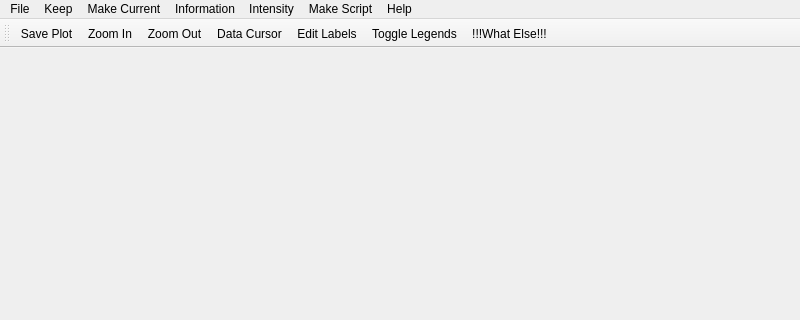
First picture: the form in plotting/plot_window/plot_window.ui, repository mantidproject/mslice, before the edit; both pictures show x 0 to 800 and y 0 to 320 of the 800 by 591 pixel window.
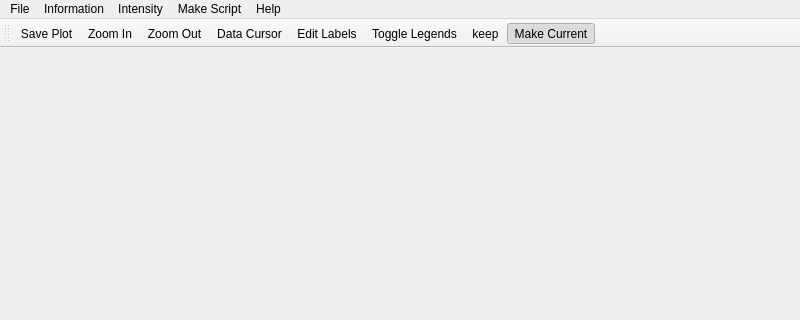
Second picture: the form after the edit.

Commit message: Implemented data cursor

```diff
--- a/plotting/plot_window/plot_window.ui
+++ b/plotting/plot_window/plot_window.ui
@@ -28,19 +28,6 @@
      <string>File</string>
     </property>
    </widget>
-   <widget class="QMenu" name="menuKeep">
-    <property name="title">
-     <string>Keep</string>
-    </property>
-   </widget>
-   <widget class="QMenu" name="menuMakeCurrent">
-    <property name="enabled">
-     <bool>true</bool>
-    </property>
-    <property name="title">
-     <string>Make Current</string>
-    </property>
-   </widget>
    <widget class="QMenu" name="menuInformation">
     <property name="title">
      <string>Information</string>
@@ -64,8 +51,6 @@
     </property>
    </widget>
    <addaction name="menuFile"/>
-   <addaction name="menuKeep"/>
-   <addaction name="menuMakeCurrent"/>
    <addaction name="menuInformation"/>
    <addaction name="menuIntensity"/>
    <addaction name="menuMake_Script"/>
@@ -85,10 +70,11 @@
    <addaction name="action_save_image"/>
    <addaction name="actionZoom_In"/>
    <addaction name="actionZoom_Out"/>
-   <addaction name="actionData_Cursor"/>
+   <addaction name="actionDataCursor"/>
    <addaction name="actionEdit_Labels"/>
    <addaction name="actionToggle_Legends"/>
-   <addaction name="action_What_Else"/>
+   <addaction name="actionKeep"/>
+   <addaction name="actionMakeCurrent"/>
   </widget>
   <action name="action_save_image">
    <property name="text">
@@ -121,7 +107,10 @@
     <string>Zoom Out</string>
    </property>
   </action>
-  <action name="actionData_Cursor">
+  <action name="actionDataCursor">
+   <property name="checkable">
+    <bool>true</bool>
+   </property>
    <property name="text">
     <string>Data Cursor</string>
    </property>
@@ -136,9 +125,23 @@
     <string>Toggle Legends</string>
    </property>
   </action>
-  <action name="action_What_Else">
+  <action name="actionKeep">
+   <property name="checkable">
+    <bool>true</bool>
+   </property>
    <property name="text">
-    <string>!!!What Else!!!</string>
+    <string>keep</string>
+   </property>
+  </action>
+  <action name="actionMakeCurrent">
+   <property name="checkable">
+    <bool>true</bool>
+   </property>
+   <property name="checked">
+    <bool>true</bool>
+   </property>
+   <property name="text">
+    <string>Make Current</string>
    </property>
   </action>
  </widget>
```
The commit also changes 1 other file.
